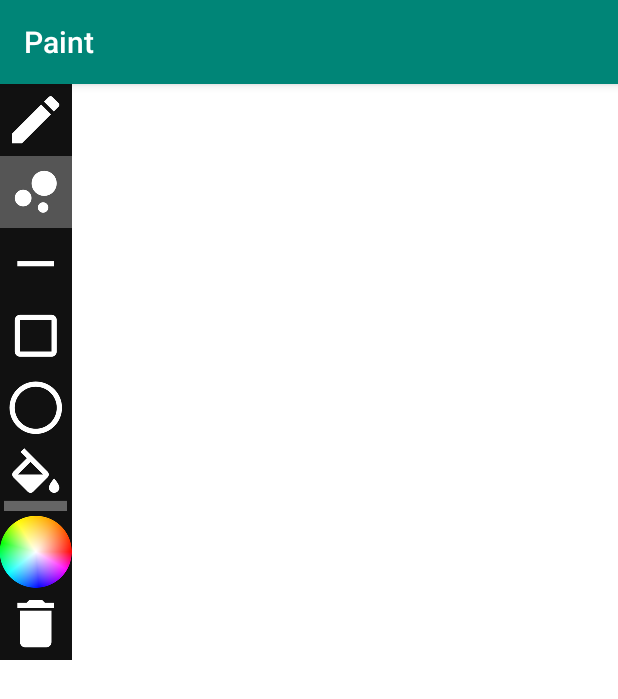
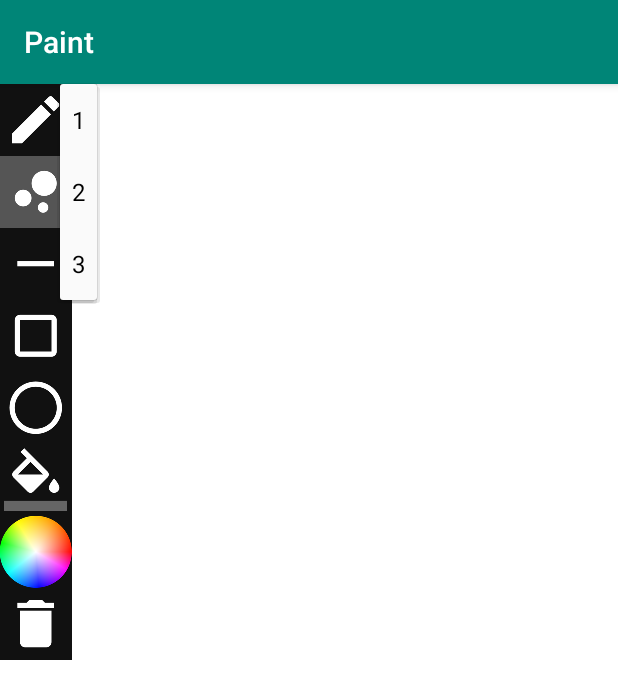
Before and after one commit to bennettenglerz/Paint, an Android app: the screen it shows after launch (MainActivity), after a tap on an icon or button, on a phone screen of 412 x 824 dp. Shown: the top 699 px of the screen. Run offline under Robolectric (Android 15) with nearby library versions, the phone set to English and light mode, and no system bars; 1 other tap on this screen came first.

Commit message:
size dropdown and drawing

```diff
--- a/app/src/main/java/zbe/paint/AppState.kt
+++ b/app/src/main/java/zbe/paint/AppState.kt
@@ -4,6 +4,8 @@ enum class AppState {
     PENCIL, SIZE, LINE, RECT, OVAL, FILL, COLOR, CLEAR, DEFAULT
 }
 
+data class DrawState(var state: AppState, var size: Int, var color: Int, var fill: Boolean)
+
 interface OnAppStateChangedListener {
     fun onAppStateChanged()
 }
--- a/app/src/main/java/zbe/paint/MainActivity.kt
+++ b/app/src/main/java/zbe/paint/MainActivity.kt
@@ -2,9 +2,16 @@ package zbe.paint
 
 import android.support.v7.app.AppCompatActivity
 import android.os.Bundle
+import android.util.Log
+import android.view.View
+import android.widget.AdapterView
+import android.widget.ArrayAdapter
+import android.widget.Spinner
+import zbe.paint.view.ImageButtonAdapter
 import kotlinx.android.synthetic.main.canvas_view.*
 import kotlinx.android.synthetic.main.list_view.*
-import zbe.paint.view.ImageButtonAdapter
+import kotlinx.android.synthetic.main.size_dropdown.*
+
 
 class MainActivity : AppCompatActivity() {
 
@@ -18,9 +25,30 @@ class MainActivity : AppCompatActivity() {
         val adapter = ImageButtonAdapter(this)
         adapter.onAppStateChangedListener = object : OnAppStateChangedListener {
             override fun onAppStateChanged() {
-                canvasView.setState(adapter.state)
+                canvasView.drawState = adapter.drawState
             }
         }
         listView.adapter = adapter
+
+        // Dropdown adapter
+        val sizeAdapter = ArrayAdapter<String>(this, android.R.layout.simple_spinner_item,
+                arrayOf("1", "2", "3"))
+        sizeAdapter.setDropDownViewResource(android.R.layout.simple_spinner_dropdown_item)
+
+        size_dropdown.adapter = sizeAdapter
+        size_dropdown.onItemSelectedListener = object : AdapterView.OnItemSelectedListener{
+            override fun onNothingSelected(parent: AdapterView<*>?) {
+                size_dropdown.visibility = View.GONE
+            }
+
+            override fun onItemSelected(parent: AdapterView<*>?, view: View?, position: Int, id: Long) {
+                size_dropdown.visibility = View.GONE
+                canvasView.drawState.size = size_dropdown.adapter.getItem(position).toString().toInt()
+            }
+        }
+        size_dropdown.onFocusChangeListener = View.OnFocusChangeListener { v, hasFocus ->
+            if (!hasFocus)
+                v.visibility = View.GONE
+        }
     }
 }
--- a/app/src/main/java/zbe/paint/view/CanvasView.kt
+++ b/app/src/main/java/zbe/paint/view/CanvasView.kt
@@ -1,51 +1,116 @@
 package zbe.paint.view
 
 import android.content.Context
-import android.graphics.Color
+import android.graphics.*
 import android.util.AttributeSet
 import android.view.View
 import zbe.paint.AppState
+import zbe.paint.DrawState
+import android.view.MotionEvent
+import android.graphics.Bitmap
+
 
 class CanvasView @JvmOverloads constructor(
         context: Context, attrs: AttributeSet? = null, defStyleAttr: Int = 0
 ) : View(context, attrs, defStyleAttr) {
 
     // Set defaults
-    private var state: AppState = AppState.DEFAULT
-    var color: Int = Color.BLACK
-    var fill: Boolean = true
+    var drawState = DrawState(AppState.DEFAULT, 1, Color.BLACK, true)
 
-    fun setState(state: AppState) {
-        this.state = state
+    private val mPaint = Paint()
 
-        when (state) {
-            AppState.PENCIL ->{
+    private var mBitmap: Bitmap? = null
+    private var mCanvas: Canvas? = null
+    private var mPath = Path()
+    private var mBitmapPaint: Paint? = Paint()
+    private var circlePaint = Paint()
+    private var circlePath = Path()
 
+    init {
+        mPaint.setAntiAlias(true)
+        mPaint.setDither(true)
+        mPaint.setColor(Color.GREEN)
+        mPaint.setStyle(Paint.Style.STROKE)
+        mPaint.setStrokeJoin(Paint.Join.ROUND)
+        mPaint.setStrokeCap(Paint.Cap.ROUND)
+        mPaint.setStrokeWidth(12f)
+
+        mPath = Path()
+        mBitmapPaint = Paint(Paint.DITHER_FLAG)
+        circlePaint.setAntiAlias(true)
+        circlePaint.setColor(Color.BLUE)
+        circlePaint.setStyle(Paint.Style.STROKE)
+        circlePaint.setStrokeJoin(Paint.Join.MITER)
+        circlePaint.setStrokeWidth(4f)
+    }
+
+    override fun onSizeChanged(w: Int, h: Int, oldw: Int, oldh: Int) {
+        super.onSizeChanged(w, h, oldw, oldh)
+
+        mBitmap = Bitmap.createBitmap(w, h, Bitmap.Config.ARGB_8888)
+        mCanvas = Canvas(mBitmap)
+    }
+
+    override fun onDraw(canvas: Canvas) {
+        super.onDraw(canvas)
+
+        canvas.drawBitmap(mBitmap, 0f, 0f, mBitmapPaint)
+        canvas.drawPath(mPath, mPaint)
+        canvas.drawPath(circlePath, circlePaint)
+    }
+
+    private var mX: Float = 0.toFloat()
+    private var mY:Float = 0.toFloat()
+    private val TOUCH_TOLERANCE = 4f
+
+    private fun touch_start(x: Float, y: Float) {
+        mPath.reset()
+        mPath.moveTo(x, y)
+        mX = x
+        mY = y
+    }
+
+    private fun touch_move(x: Float, y: Float) {
+        val dx = Math.abs(x - mX)
+        val dy = Math.abs(y - mY)
+        if (dx >= TOUCH_TOLERANCE || dy >= TOUCH_TOLERANCE) {
+            mPath.quadTo(mX, mY, (x + mX) / 2, (y + mY) / 2)
+            mX = x
+            mY = y
+
+            circlePath.reset()
+            circlePath.addCircle(mX, mY, 30f, Path.Direction.CW)
+        }
+    }
+
+    private fun touch_up() {
+        mPath.lineTo(mX, mY)
+        circlePath.reset()
+        // commit the path to our offscreen
+        mCanvas!!.drawPath(mPath, mPaint)
+        // kill this so we don't double draw
+        mPath.reset()
+    }
+
+    override fun onTouchEvent(event: MotionEvent): Boolean {
+        val x = event.x
+        val y = event.y
+
+        when (event.action) {
+            MotionEvent.ACTION_DOWN -> {
+                touch_start(x, y)
+                invalidate()
             }
-            AppState.SIZE ->{
-
+            MotionEvent.ACTION_MOVE -> {
+                touch_move(x, y)
+                invalidate()
             }
-            AppState.LINE ->{
-
-            }
-            AppState.RECT ->{
-
-            }
-            AppState.OVAL ->{
-
-            }
-            AppState.FILL ->{
-
-            }
-            AppState.COLOR ->{
-
-            }
-            AppState.CLEAR ->{
-
-            }
-            AppState.DEFAULT ->{
-                // Do nothing
+            MotionEvent.ACTION_UP -> {
+                touch_up()
+                invalidate()
             }
         }
+        return true
     }
+
 }
--- a/app/src/main/java/zbe/paint/view/ImageButtonAdapter.kt
+++ b/app/src/main/java/zbe/paint/view/ImageButtonAdapter.kt
@@ -1,20 +1,25 @@
 package zbe.paint.view
 
+import android.app.Activity
 import android.content.Context
+import android.graphics.Color
 import android.support.v4.content.res.ResourcesCompat
 import android.view.LayoutInflater
 import android.view.View
 import android.view.ViewGroup
 import android.widget.BaseAdapter
 import android.widget.ImageButton
+import android.widget.Spinner
 import zbe.paint.AppState
+import zbe.paint.DrawState
 import zbe.paint.OnAppStateChangedListener
 import zbe.paint.R
 
-class ImageButtonAdapter(context: Context) : BaseAdapter() {
+class ImageButtonAdapter(private val context: Context) : BaseAdapter() {
 
     private val buttons = arrayListOf<ImageButton>()
-    var state: AppState = AppState.DEFAULT
+    var drawState = DrawState(AppState.DEFAULT, 1, Color.BLACK, true)
+        private set
     var onAppStateChangedListener: OnAppStateChangedListener? = null
 
     init {
@@ -43,18 +48,40 @@ class ImageButtonAdapter(context: Context) : BaseAdapter() {
         // Set click listeners
         (0 until buttons.size).forEach {
             buttons[it].setOnClickListener { _ ->
-                state = if (state == AppState.values()[it]) { // If it was already selected
-                    buttons[it].setBackgroundColor(ResourcesCompat.getColor(context.resources, R.color.gray, null))
-                    AppState.DEFAULT
-                } else { // If it was not already selected
-                    if (state != AppState.DEFAULT)
-                        buttons[state.ordinal].setBackgroundColor(ResourcesCompat.getColor(context.resources, R.color.gray, null))
+                updateButton(it)
 
-                    buttons[it].setBackgroundColor(ResourcesCompat.getColor(context.resources, R.color.lt_gray, null))
-                    AppState.values()[it]
+                when(drawState.state) {
+                    AppState.PENCIL -> {
+
+                    }
+                    AppState.SIZE -> {
+                        // Open size dropdown
+                        val dropdown = (context as Activity).findViewById<Spinner>(R.id.size_dropdown)
+                        dropdown.visibility = View.VISIBLE
+                        dropdown.performClick()
+                    }
+                    AppState.LINE -> {
+
+                    }
+                    AppState.RECT -> {
+
+                    }
+                    AppState.OVAL -> {
+
+                    }
+                    AppState.FILL -> {
+                        // Open fill dropdown
+                    }
+                    AppState.COLOR -> {
+                        // Open color dropdown
+                    }
+                    AppState.CLEAR -> {
+                        // Open clear dialog
+                    }
+                    else -> {
+                        // Do nothing
+                    }
                 }
-
-                onAppStateChangedListener?.onAppStateChanged()
             }
         }
     }
@@ -66,4 +93,19 @@ class ImageButtonAdapter(context: Context) : BaseAdapter() {
     override fun getCount(): Int = buttons.size
 
     override fun getView(position: Int, convertView: View?, parent: ViewGroup?): View = getItem(position) as ImageButton
+
+    private fun updateButton(buttonPosition: Int) {
+        drawState.state = if (drawState.state == AppState.values()[buttonPosition]) { // If buttonPosition was already selected
+            buttons[buttonPosition].setBackgroundColor(ResourcesCompat.getColor(context.resources, R.color.gray, null))
+            AppState.DEFAULT
+        } else { // If buttonPosition was not already selected
+            if (drawState.state != AppState.DEFAULT)
+                buttons[drawState.state.ordinal].setBackgroundColor(ResourcesCompat.getColor(context.resources, R.color.gray, null))
+
+            buttons[buttonPosition].setBackgroundColor(ResourcesCompat.getColor(context.resources, R.color.lt_gray, null))
+            AppState.values()[buttonPosition]
+        }
+
+        onAppStateChangedListener?.onAppStateChanged()
+    }
 }
--- a/app/src/main/res/layout/list_view.xml
+++ b/app/src/main/res/layout/list_view.xml
@@ -3,7 +3,7 @@
     android:id="@+id/listView"
     android:layout_width="wrap_content"
     android:layout_height="wrap_content"
-    android:background="@color/white"
+    android:background="@android:color/transparent"
     android:divider="@null">
 
 </ListView>
--- a/app/src/main/res/layout/main_activity.xml
+++ b/app/src/main/res/layout/main_activity.xml
@@ -1,18 +1,32 @@
 <?xml version="1.0" encoding="utf-8"?>
 <android.support.constraint.ConstraintLayout xmlns:android="http://schemas.android.com/apk/res/android"
     xmlns:app="http://schemas.android.com/apk/res-auto"
+    android:id="@+id/main_activity"
     android:layout_width="match_parent"
     android:layout_height="match_parent">
 
-    <include
-        layout="@layout/canvas_view"
+    <FrameLayout
+        android:layout_width="match_parent"
+        android:layout_height="match_parent"
         app:layout_constraintLeft_toLeftOf="parent"
-        app:layout_constraintTop_toTopOf="parent" />
+        app:layout_constraintTop_toTopOf="parent">
+
+        <include layout="@layout/canvas_view" />
+
+        <include
+            android:id="@+id/listView"
+            layout="@layout/list_view"
+            android:layout_width="wrap_content"
+            android:layout_height="wrap_content" />
+    </FrameLayout>
+
 
     <include
-        layout="@layout/list_view"
+        layout="@layout/size_dropdown"
         android:layout_width="wrap_content"
         android:layout_height="wrap_content"
+        android:layout_marginStart="40dp"
+        android:layout_marginEnd="40dp"
         app:layout_constraintLeft_toLeftOf="parent"
         app:layout_constraintTop_toTopOf="parent" />
 
--- /dev/null
+++ b/app/src/main/res/layout/size_dropdown.xml
@@ -0,0 +1,7 @@
+<?xml version="1.0" encoding="utf-8"?>
+<Spinner xmlns:android="http://schemas.android.com/apk/res/android"
+    android:id="@+id/size_dropdown"
+    android:layout_width="wrap_content"
+    android:layout_height="wrap_content">
+
+</Spinner>
```
Also changed, not shown: app/src/main/res/values/strings.xml (+7 -0 lines).
